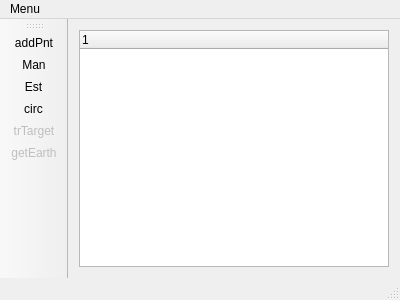
First picture: the form in qtkamal.ui, repository cragapito/qtkamal, before the edit.
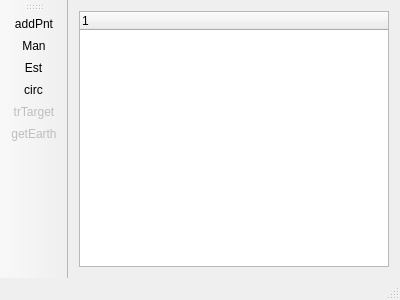
Second picture: the form after the edit. Icons and pictures are not drawn.

```diff
--- a/qtkamal.ui
+++ b/qtkamal.ui
@@ -43,12 +43,6 @@
      <height>22</height>
     </rect>
    </property>
-   <widget class="QMenu" name="menuMenu">
-    <property name="title">
-     <string>Menu</string>
-    </property>
-   </widget>
-   <addaction name="menuMenu"/>
   </widget>
   <widget class="QToolBar" name="mainToolBar">
    <attribute name="toolBarArea">
```
Left out of the diff: 24 changed lines with no effect on the pictures.
